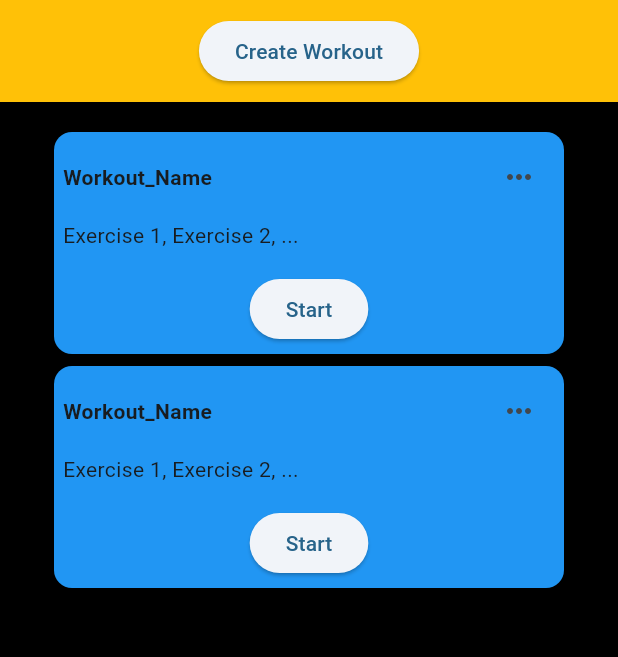
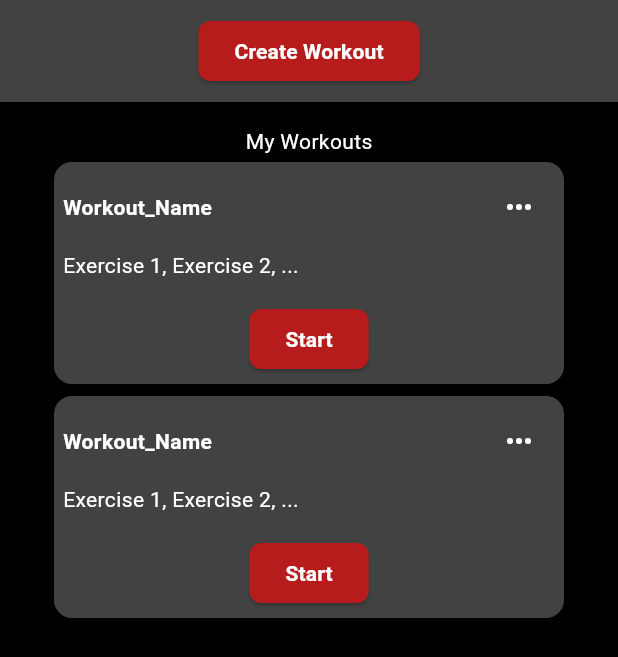
Before and after one commit to egentilucci/work-it-out, a Flutter app: the screen it shows after launch, on a phone screen of 412 x 824 dp. Shown: the top 657 px of the screen. Run offline on Flutter 3.47's test engine with Material 2 defaults, Android fonts, the phone set to English and light mode, and no system bars.

Commit message:
style: adapt Figma style

```diff
--- a/lib/home.dart
+++ b/lib/home.dart
@@ -10,14 +10,24 @@ class HomePage extends StatelessWidget {
         child: Column(
           children: [
             Container(
-              color: Colors.amber,
+              color: Colors.grey[800],
               padding: const EdgeInsets.all(10.0),
               child: Row(
                 mainAxisAlignment: MainAxisAlignment.center,
                 children: [
                   ElevatedButton(
                     onPressed: () {},
-                    child: const Text("Create Workout"),
+                    style: ElevatedButton.styleFrom(
+                      backgroundColor: Colors.red[900],
+                      shape: RoundedRectangleBorder(
+                        borderRadius: BorderRadius.circular(8),
+                      ),
+                    ),
+                    child: const Text(
+                      "Create Workout",
+                      style: TextStyle(
+                          color: Colors.white, fontWeight: FontWeight.bold),
+                    ),
                   ),
                 ],
               ),
@@ -31,6 +41,10 @@ class HomePage extends StatelessWidget {
                       EdgeInsets.symmetric(horizontal: 32.0, vertical: 16.0),
                   child: Column(
                     children: [
+                      Text(
+                        "My Workouts",
+                        style: TextStyle(color: Colors.white),
+                      ),
                       WorkoutCard(),
                       WorkoutCard(),
                     ],
@@ -52,7 +66,7 @@ class WorkoutCard extends StatelessWidget {
   Widget build(BuildContext context) {
     return Card(
       elevation: 0,
-      color: Colors.blue,
+      color: Colors.grey[800],
       child: Padding(
         padding: const EdgeInsets.all(6.0),
         child: Column(
@@ -61,19 +75,37 @@ class WorkoutCard extends StatelessWidget {
               mainAxisAlignment: MainAxisAlignment.spaceBetween,
               children: [
                 const Text('Workout_Name',
-                    style: TextStyle(fontWeight: FontWeight.bold)),
-                IconButton(onPressed: () {}, icon: const Icon(Icons.more_horiz))
+                    style: TextStyle(
+                        fontWeight: FontWeight.bold, color: Colors.white)),
+                IconButton(
+                  onPressed: () {},
+                  icon: const Icon(Icons.more_horiz),
+                  color: Colors.white,
+                )
               ],
             ),
             const SizedBox(height: 5),
             const Align(
               alignment: Alignment.centerLeft,
-              child: Text("Exercise 1, Exercise 2, ..."),
+              child: Text(
+                "Exercise 1, Exercise 2, ...",
+                style: TextStyle(color: Colors.white),
+              ),
             ),
             const SizedBox(height: 15),
             ElevatedButton(
               onPressed: () {},
-              child: const Text("Start"),
+              style: ElevatedButton.styleFrom(
+                backgroundColor: Colors.red[900],
+                shape: RoundedRectangleBorder(
+                  borderRadius: BorderRadius.circular(8),
+                ),
+              ),
+              child: const Text(
+                "Start",
+                style:
+                    TextStyle(color: Colors.white, fontWeight: FontWeight.bold),
+              ),
             ),
           ],
         ),
```
